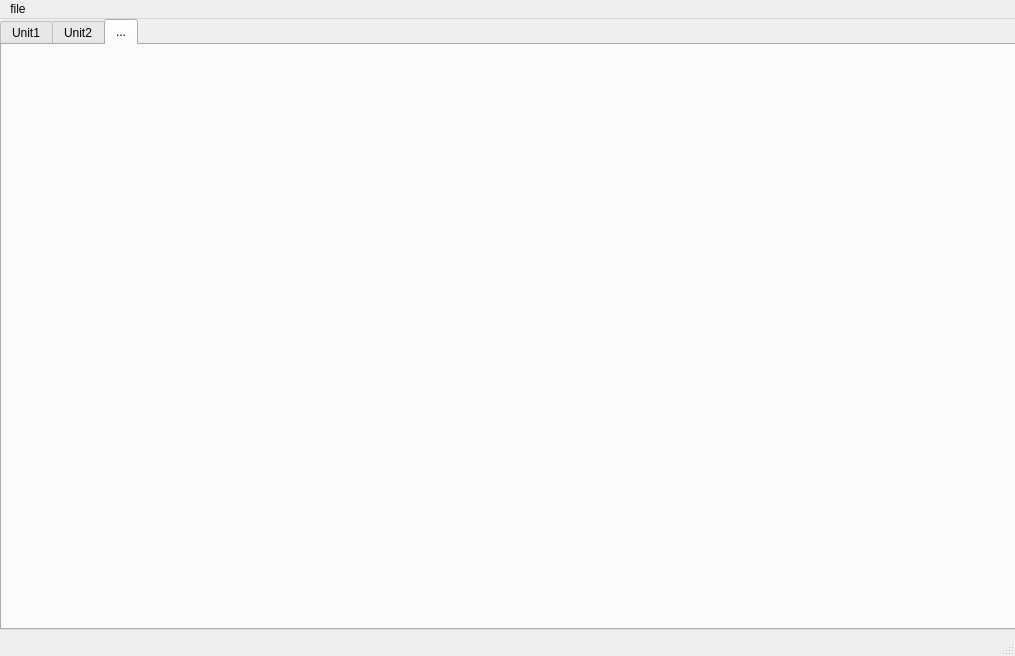
Old version of the form untitled.ui in the repository lrioxh/CV.
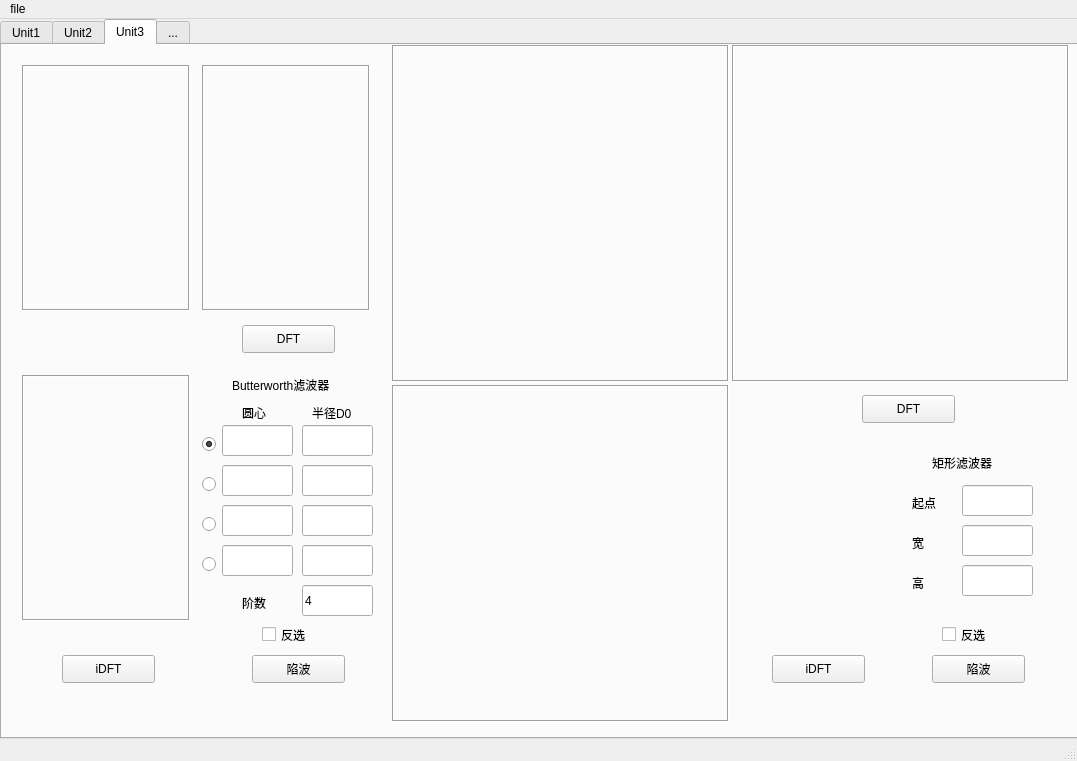
New version of the form. The open tabs and pages were chosen to show the change.

Diff of the .ui file:
```diff
--- a/untitled.ui
+++ b/untitled.ui
@@ -6,8 +6,8 @@
    <rect>
     <x>0</x>
     <y>0</y>
-    <width>1015</width>
-    <height>656</height>
+    <width>1077</width>
+    <height>761</height>
    </rect>
   </property>
   <property name="windowTitle">
@@ -19,8 +19,8 @@
      <rect>
       <x>0</x>
       <y>0</y>
-      <width>1021</width>
-      <height>611</height>
+      <width>1080</width>
+      <height>720</height>
      </rect>
     </property>
     <property name="focusPolicy">
@@ -935,6 +935,520 @@
     </widget>
     <widget class="QWidget" name="tab_3">
      <attribute name="title">
+      <string>Unit3</string>
+     </attribute>
+     <widget class="QLabel" name="label_29">
+      <property name="geometry">
+       <rect>
+        <x>20</x>
+        <y>330</y>
+        <width>168</width>
+        <height>246</height>
+       </rect>
+      </property>
+      <property name="frameShape">
+       <enum>QFrame::Box</enum>
+      </property>
+      <property name="frameShadow">
+       <enum>QFrame::Sunken</enum>
+      </property>
+      <property name="text">
+       <string/>
+      </property>
+     </widget>
+     <widget class="QLabel" name="label_31">
+      <property name="geometry">
+       <rect>
+        <x>730</x>
+        <y>0</y>
+        <width>337</width>
+        <height>337</height>
+       </rect>
+      </property>
+      <property name="cursor">
+       <cursorShape>CrossCursor</cursorShape>
+      </property>
+      <property name="frameShape">
+       <enum>QFrame::Box</enum>
+      </property>
+      <property name="frameShadow">
+       <enum>QFrame::Sunken</enum>
+      </property>
+      <property name="text">
+       <string/>
+      </property>
+     </widget>
+     <widget class="QLabel" name="label_33">
+      <property name="geometry">
+       <rect>
+        <x>390</x>
+        <y>0</y>
+        <width>337</width>
+        <height>337</height>
+       </rect>
+      </property>
+      <property name="frameShape">
+       <enum>QFrame::Box</enum>
+      </property>
+      <property name="frameShadow">
+       <enum>QFrame::Sunken</enum>
+      </property>
+      <property name="text">
+       <string/>
+      </property>
+     </widget>
+     <widget class="QLabel" name="label_34">
+      <property name="geometry">
+       <rect>
+        <x>390</x>
+        <y>340</y>
+        <width>337</width>
+        <height>337</height>
+       </rect>
+      </property>
+      <property name="frameShape">
+       <enum>QFrame::Box</enum>
+      </property>
+      <property name="frameShadow">
+       <enum>QFrame::Sunken</enum>
+      </property>
+      <property name="text">
+       <string/>
+      </property>
+     </widget>
+     <widget class="QLabel" name="label_35">
+      <property name="geometry">
+       <rect>
+        <x>20</x>
+        <y>20</y>
+        <width>168</width>
+        <height>246</height>
+       </rect>
+      </property>
+      <property name="frameShape">
+       <enum>QFrame::Box</enum>
+      </property>
+      <property name="frameShadow">
+       <enum>QFrame::Sunken</enum>
+      </property>
+      <property name="text">
+       <string/>
+      </property>
+     </widget>
+     <widget class="QLabel" name="label_36">
+      <property name="geometry">
+       <rect>
+        <x>200</x>
+        <y>20</y>
+        <width>168</width>
+        <height>246</height>
+       </rect>
+      </property>
+      <property name="cursor">
+       <cursorShape>CrossCursor</cursorShape>
+      </property>
+      <property name="frameShape">
+       <enum>QFrame::Box</enum>
+      </property>
+      <property name="frameShadow">
+       <enum>QFrame::Sunken</enum>
+      </property>
+      <property name="text">
+       <string/>
+      </property>
+     </widget>
+     <widget class="QLineEdit" name="lineEdit_18">
+      <property name="geometry">
+       <rect>
+        <x>220</x>
+        <y>380</y>
+        <width>71</width>
+        <height>31</height>
+       </rect>
+      </property>
+     </widget>
+     <widget class="QLineEdit" name="lineEdit_19">
+      <property name="geometry">
+       <rect>
+        <x>300</x>
+        <y>380</y>
+        <width>71</width>
+        <height>31</height>
+       </rect>
+      </property>
+     </widget>
+     <widget class="QLabel" name="label_30">
+      <property name="geometry">
+       <rect>
+        <x>240</x>
+        <y>360</y>
+        <width>31</width>
+        <height>16</height>
+       </rect>
+      </property>
+      <property name="text">
+       <string>圆心</string>
+      </property>
+     </widget>
+     <widget class="QLabel" name="label_32">
+      <property name="geometry">
+       <rect>
+        <x>310</x>
+        <y>360</y>
+        <width>51</width>
+        <height>16</height>
+       </rect>
+      </property>
+      <property name="text">
+       <string>半径D0</string>
+      </property>
+     </widget>
+     <widget class="QLabel" name="label_37">
+      <property name="geometry">
+       <rect>
+        <x>230</x>
+        <y>330</y>
+        <width>141</width>
+        <height>20</height>
+       </rect>
+      </property>
+      <property name="text">
+       <string>Butterworth滤波器</string>
+      </property>
+     </widget>
+     <widget class="QLineEdit" name="lineEdit_20">
+      <property name="geometry">
+       <rect>
+        <x>300</x>
+        <y>420</y>
+        <width>71</width>
+        <height>31</height>
+       </rect>
+      </property>
+     </widget>
+     <widget class="QLineEdit" name="lineEdit_21">
+      <property name="geometry">
+       <rect>
+        <x>220</x>
+        <y>420</y>
+        <width>71</width>
+        <height>31</height>
+       </rect>
+      </property>
+     </widget>
+     <widget class="QLineEdit" name="lineEdit_22">
+      <property name="geometry">
+       <rect>
+        <x>300</x>
+        <y>460</y>
+        <width>71</width>
+        <height>31</height>
+       </rect>
+      </property>
+     </widget>
+     <widget class="QLineEdit" name="lineEdit_23">
+      <property name="geometry">
+       <rect>
+        <x>220</x>
+        <y>460</y>
+        <width>71</width>
+        <height>31</height>
+       </rect>
+      </property>
+     </widget>
+     <widget class="QLineEdit" name="lineEdit_24">
+      <property name="geometry">
+       <rect>
+        <x>300</x>
+        <y>500</y>
+        <width>71</width>
+        <height>31</height>
+       </rect>
+      </property>
+     </widget>
+     <widget class="QLineEdit" name="lineEdit_25">
+      <property name="geometry">
+       <rect>
+        <x>220</x>
+        <y>500</y>
+        <width>71</width>
+        <height>31</height>
+       </rect>
+      </property>
+     </widget>
+     <widget class="QLabel" name="label_38">
+      <property name="geometry">
+       <rect>
+        <x>240</x>
+        <y>550</y>
+        <width>31</width>
+        <height>16</height>
+       </rect>
+      </property>
+      <property name="text">
+       <string>阶数</string>
+      </property>
+     </widget>
+     <widget class="QLineEdit" name="lineEdit_26">
+      <property name="geometry">
+       <rect>
+        <x>300</x>
+        <y>540</y>
+        <width>71</width>
+        <height>31</height>
+       </rect>
+      </property>
+      <property name="text">
+       <string>4</string>
+      </property>
+     </widget>
+     <widget class="QPushButton" name="pushButton_19">
+      <property name="geometry">
+       <rect>
+        <x>250</x>
+        <y>610</y>
+        <width>93</width>
+        <height>28</height>
+       </rect>
+      </property>
+      <property name="text">
+       <string>陷波</string>
+      </property>
+     </widget>
+     <widget class="QPushButton" name="pushButton_20">
+      <property name="geometry">
+       <rect>
+        <x>240</x>
+        <y>280</y>
+        <width>93</width>
+        <height>28</height>
+       </rect>
+      </property>
+      <property name="text">
+       <string>DFT</string>
+      </property>
+     </widget>
+     <widget class="QPushButton" name="pushButton_21">
+      <property name="geometry">
+       <rect>
+        <x>60</x>
+        <y>610</y>
+        <width>93</width>
+        <height>28</height>
+       </rect>
+      </property>
+      <property name="text">
+       <string>iDFT</string>
+      </property>
+     </widget>
+     <widget class="QPushButton" name="pushButton_22">
+      <property name="geometry">
+       <rect>
+        <x>860</x>
+        <y>350</y>
+        <width>93</width>
+        <height>28</height>
+       </rect>
+      </property>
+      <property name="text">
+       <string>DFT</string>
+      </property>
+     </widget>
+     <widget class="QLabel" name="label_39">
+      <property name="geometry">
+       <rect>
+        <x>930</x>
+        <y>410</y>
+        <width>81</width>
+        <height>16</height>
+       </rect>
+      </property>
+      <property name="text">
+       <string>矩形滤波器</string>
+      </property>
+     </widget>
+     <widget class="QLabel" name="label_40">
+      <property name="geometry">
+       <rect>
+        <x>910</x>
+        <y>450</y>
+        <width>31</width>
+        <height>16</height>
+       </rect>
+      </property>
+      <property name="text">
+       <string>起点</string>
+      </property>
+     </widget>
+     <widget class="QLabel" name="label_41">
+      <property name="geometry">
+       <rect>
+        <x>910</x>
+        <y>490</y>
+        <width>31</width>
+        <height>16</height>
+       </rect>
+      </property>
+      <property name="text">
+       <string>宽</string>
+      </property>
+     </widget>
+     <widget class="QLabel" name="label_42">
+      <property name="geometry">
+       <rect>
+        <x>910</x>
+        <y>530</y>
+        <width>31</width>
+        <height>16</height>
+       </rect>
+      </property>
+      <property name="text">
+       <string>高</string>
+      </property>
+     </widget>
+     <widget class="QLineEdit" name="lineEdit_27">
+      <property name="geometry">
+       <rect>
+        <x>960</x>
+        <y>440</y>
+        <width>71</width>
+        <height>31</height>
+       </rect>
+      </property>
+     </widget>
+     <widget class="QLineEdit" name="lineEdit_28">
+      <property name="geometry">
+       <rect>
+        <x>960</x>
+        <y>480</y>
+        <width>71</width>
+        <height>31</height>
+       </rect>
+      </property>
+     </widget>
+     <widget class="QLineEdit" name="lineEdit_29">
+      <property name="geometry">
+       <rect>
+        <x>960</x>
+        <y>520</y>
+        <width>71</width>
+        <height>31</height>
+       </rect>
+      </property>
+     </widget>
+     <widget class="QPushButton" name="pushButton_23">
+      <property name="geometry">
+       <rect>
+        <x>930</x>
+        <y>610</y>
+        <width>93</width>
+        <height>28</height>
+       </rect>
+      </property>
+      <property name="text">
+       <string>陷波</string>
+      </property>
+     </widget>
+     <widget class="QPushButton" name="pushButton_24">
+      <property name="geometry">
+       <rect>
+        <x>770</x>
+        <y>610</y>
+        <width>93</width>
+        <height>28</height>
+       </rect>
+      </property>
+      <property name="text">
+       <string>iDFT</string>
+      </property>
+     </widget>
+     <widget class="QRadioButton" name="radioButton">
+      <property name="geometry">
+       <rect>
+        <x>200</x>
+        <y>390</y>
+        <width>21</width>
+        <height>19</height>
+       </rect>
+      </property>
+      <property name="text">
+       <string/>
+      </property>
+      <property name="checkable">
+       <bool>true</bool>
+      </property>
+      <property name="checked">
+       <bool>true</bool>
+      </property>
+     </widget>
+     <widget class="QRadioButton" name="radioButton_2">
+      <property name="geometry">
+       <rect>
+        <x>200</x>
+        <y>430</y>
+        <width>21</width>
+        <height>19</height>
+       </rect>
+      </property>
+      <property name="text">
+       <string/>
+      </property>
+     </widget>
+     <widget class="QRadioButton" name="radioButton_3">
+      <property name="geometry">
+       <rect>
+        <x>200</x>
+        <y>470</y>
+        <width>21</width>
+        <height>19</height>
+       </rect>
+      </property>
+      <property name="text">
+       <string/>
+      </property>
+     </widget>
+     <widget class="QRadioButton" name="radioButton_4">
+      <property name="geometry">
+       <rect>
+        <x>200</x>
+        <y>510</y>
+        <width>21</width>
+        <height>19</height>
+       </rect>
+      </property>
+      <property name="text">
+       <string/>
+      </property>
+     </widget>
+     <widget class="QCheckBox" name="checkBox">
+      <property name="geometry">
+       <rect>
+        <x>940</x>
+        <y>580</y>
+        <width>61</width>
+        <height>19</height>
+       </rect>
+      </property>
+      <property name="text">
+       <string>反选</string>
+      </property>
+     </widget>
+     <widget class="QCheckBox" name="checkBox_2">
+      <property name="geometry">
+       <rect>
+        <x>260</x>
+        <y>580</y>
+        <width>61</width>
+        <height>19</height>
+       </rect>
+      </property>
+      <property name="text">
+       <string>反选</string>
+      </property>
+     </widget>
+    </widget>
+    <widget class="QWidget" name="tab_4">
+     <attribute name="title">
       <string>...</string>
      </attribute>
     </widget>
@@ -945,7 +1459,7 @@
     <rect>
      <x>0</x>
      <y>0</y>
-     <width>1015</width>
+     <width>1077</width>
      <height>26</height>
     </rect>
    </property>
```
Left out of the diff: 204 changed lines with no effect on the pictures.
